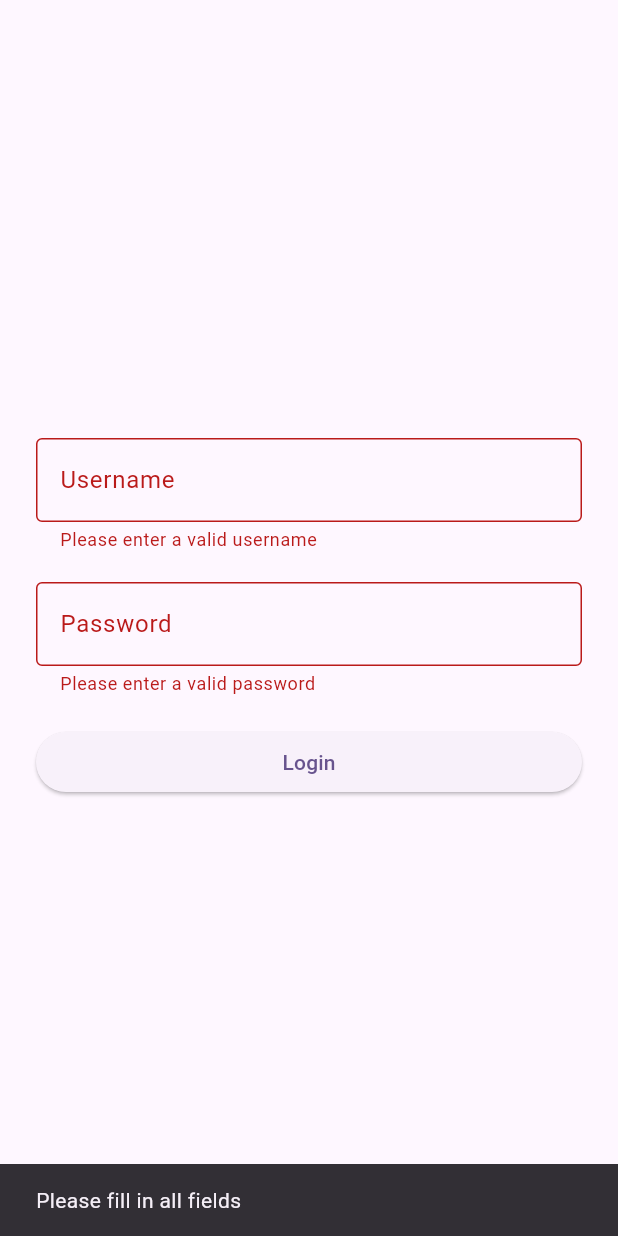
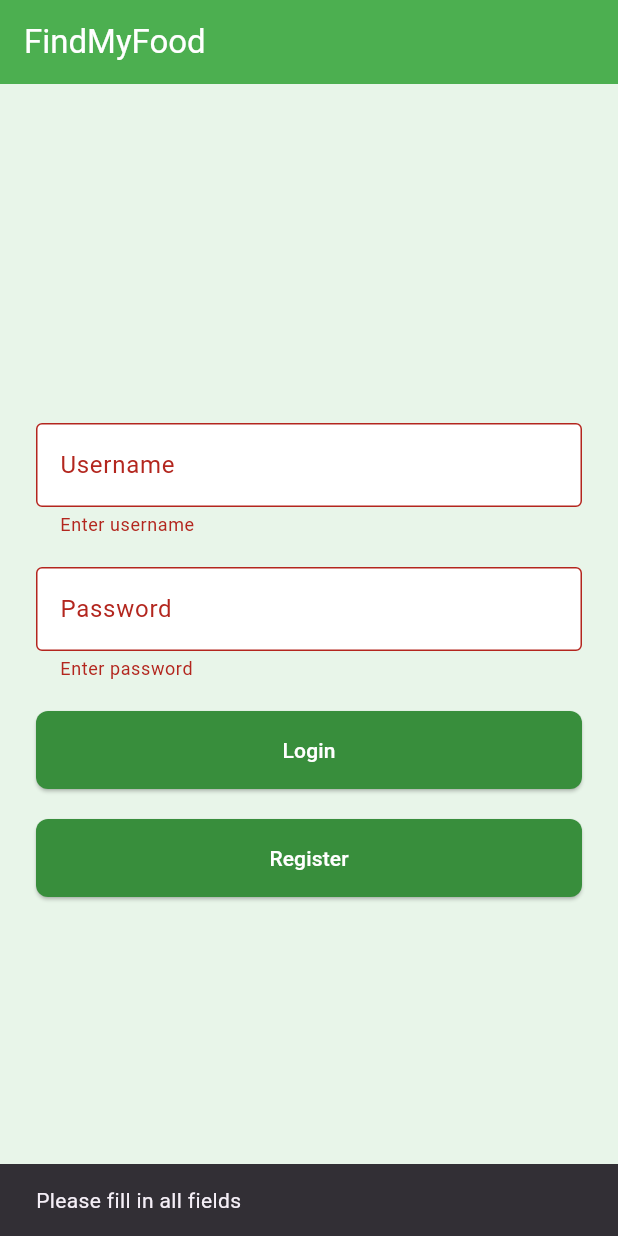
Before and after one commit to ColazioCarlo/FindMyFood, a Flutter app: the screen it shows after launch, after a tap on "Login", on a phone screen of 412 x 824 dp. Run offline on Flutter 3.47's test engine with Material 3 defaults, Android fonts, the light colour scheme and no system bars.

Commit message:
dodani register dart i poboljšana stilizacija postojećih dartova

```diff
--- a/lib/login/login.dart
+++ b/lib/login/login.dart
@@ -1,45 +1,44 @@
+// lib/login/login.dart
+
 import 'package:flutter/material.dart';
 import 'package:find_my_food/auth.dart';
 import 'package:find_my_food/home.dart';
+import 'package:find_my_food/login/register.dart';  // ← re‑add
 
 class MyLoginPage extends StatefulWidget {
   const MyLoginPage({super.key});
 
   @override
-  State<MyLoginPage> createState() => _MyLoginPageState(); //kreira
+  State<MyLoginPage> createState() => _MyLoginPageState();
 }
 
 class _MyLoginPageState extends State<MyLoginPage> {
-  final _loginKey = GlobalKey<FormState>(); //drzi login key
-
-  final TextEditingController _usernameController = TextEditingController(); //uzimaju user i pass iz tekstnih polja
-  final TextEditingController _passwordController = TextEditingController();
+  final _loginKey = GlobalKey<FormState>();
+  final _usernameController = TextEditingController();
+  final _passwordController = TextEditingController();
 
   @override
-  void dispose() { //mice widgete
+  void dispose() {
     _usernameController.dispose();
     _passwordController.dispose();
     super.dispose();
   }
 
   Future<void> _handleLogin() async {
-    if (_loginKey.currentState!.validate()) { //ako ima login key -> poziva login funkciju iz auth.dart
-      AuthService authService = AuthService();
-
-      final user = await authService.login(
+    if (_loginKey.currentState!.validate()) {
+      final user = await AuthService().login(
         _usernameController.text,
         _passwordController.text,
         context,
       );
-
-      if (user != null) { //ako je login uspjesan -> prebaci na home page
+      if (user != null) {
         Navigator.pushAndRemoveUntil(
           context,
-          MaterialPageRoute(builder: (context) => MyHomePage(user: user)),
+          MaterialPageRoute(builder: (_) => MyHomePage(user: user)),
               (route) => false,
         );
       }
-    } else { //ako je neuspjesan -> ispisi u snackbaru
+    } else {
       ScaffoldMessenger.of(context).showSnackBar(
         const SnackBar(content: Text('Please fill in all fields')),
       );
@@ -47,8 +46,9 @@ class _MyLoginPageState extends State<MyLoginPage> {
   }
 
   @override
-  Widget build(BuildContext context) { //dizajn widgeta
+  Widget build(BuildContext context) {
     return Scaffold(
+      appBar: AppBar(title: const Text('FindMyFood')),
       body: Center(
         child: SingleChildScrollView(
           padding: const EdgeInsets.symmetric(horizontal: 24),
@@ -57,38 +57,46 @@ class _MyLoginPageState extends State<MyLoginPage> {
             child: Column(
               crossAxisAlignment: CrossAxisAlignment.stretch,
               children: [
+                // Username
                 TextFormField(
                   controller: _usernameController,
-                  decoration: const InputDecoration(
-                    border: OutlineInputBorder(),
-                    labelText: "Username",
-                  ),
-                  validator: (value) {
-                    if (value == null || value.isEmpty) {
-                      return 'Please enter a valid username';
-                    }
-                    return null;
-                  },
+                  decoration: const InputDecoration(labelText: 'Username'),
+                  validator: (v) =>
+                  v == null || v.isEmpty ? 'Enter username' : null,
                 ),
+
                 const SizedBox(height: 20),
+
+                // Password
                 TextFormField(
                   controller: _passwordController,
+                  decoration: const InputDecoration(labelText: 'Password'),
                   obscureText: true,
-                  decoration: const InputDecoration(
-                    border: OutlineInputBorder(),
-                    labelText: "Password",
-                  ),
-                  validator: (value) {
-                    if (value == null || value.isEmpty) {
-                      return 'Please enter a valid password';
-                    }
-                    return null;
-                  },
+                  validator: (v) =>
+                  v == null || v.isEmpty ? 'Enter password' : null,
                 ),
+
                 const SizedBox(height: 20),
+
+                // Login button
                 ElevatedButton(
                   onPressed: _handleLogin,
                   child: const Text('Login'),
+                ),
+
+                const SizedBox(height: 20),
+
+                // Register button, same style
+                ElevatedButton(
+                  onPressed: () {
+                    Navigator.push(
+                      context,
+                      MaterialPageRoute(
+                        builder: (_) => const RegisterScreen(),
+                      ),
+                    );
+                  },
+                  child: const Text('Register'),
                 ),
               ],
             ),
--- a/lib/main.dart
+++ b/lib/main.dart
@@ -1,5 +1,8 @@
+// lib/main.dart
+
+import 'package:flutter/material.dart';
 import 'package:find_my_food/login/login.dart';
-import 'package:flutter/material.dart';
+import 'package:find_my_food/login/register.dart';
 
 void main() {
   runApp(const MyApp());
@@ -8,21 +11,40 @@ void main() {
 class MyApp extends StatelessWidget {
   const MyApp({super.key});
 
-
   @override
   Widget build(BuildContext context) {
     const appTitle = 'FindMyFood';
     return MaterialApp(
-
       debugShowCheckedModeBanner: false,
       title: appTitle,
       theme: ThemeData(
-
-        colorScheme: ColorScheme.fromSeed(seedColor: Colors.deepPurple),
+        primarySwatch: Colors.green,
+        scaffoldBackgroundColor: Colors.green[50],
+        appBarTheme: const AppBarTheme(
+          backgroundColor: Colors.green,
+          foregroundColor: Colors.white,
+        ),
+        inputDecorationTheme: const InputDecorationTheme(
+          border: OutlineInputBorder(),
+          filled: true,
+          fillColor: Colors.white,
+        ),
+        elevatedButtonTheme: ElevatedButtonThemeData(
+          style: ElevatedButton.styleFrom(
+            // ← updated:
+            backgroundColor: Colors.green[700],
+            foregroundColor: Colors.white,
+            shape: RoundedRectangleBorder(
+              borderRadius: BorderRadius.circular(8),
+            ),
+            padding: const EdgeInsets.symmetric(vertical: 16),
+          ),
+        ),
       ),
-      home: MyLoginPage(
-
-      ),
+      home: const MyLoginPage(),
+      routes: {
+        '/register': (_) => const RegisterScreen(),
+      },
     );
   }
 }
```
Also changed, not shown: lib/login/register.dart (added, +62 -0 lines), 1 other file.
